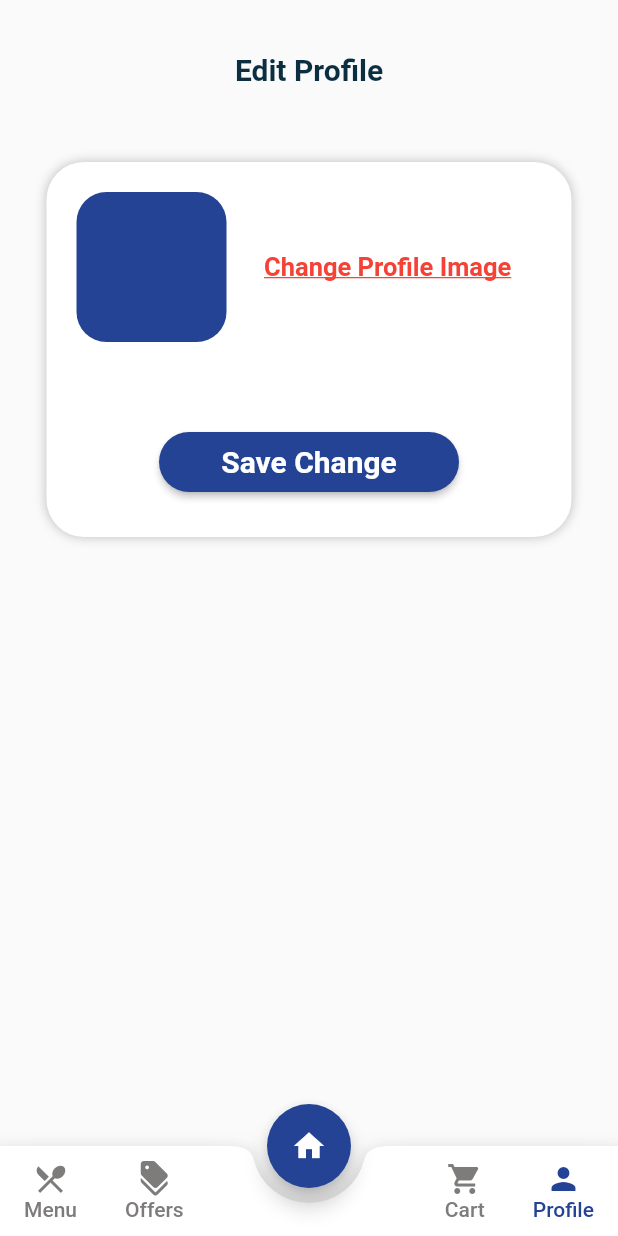
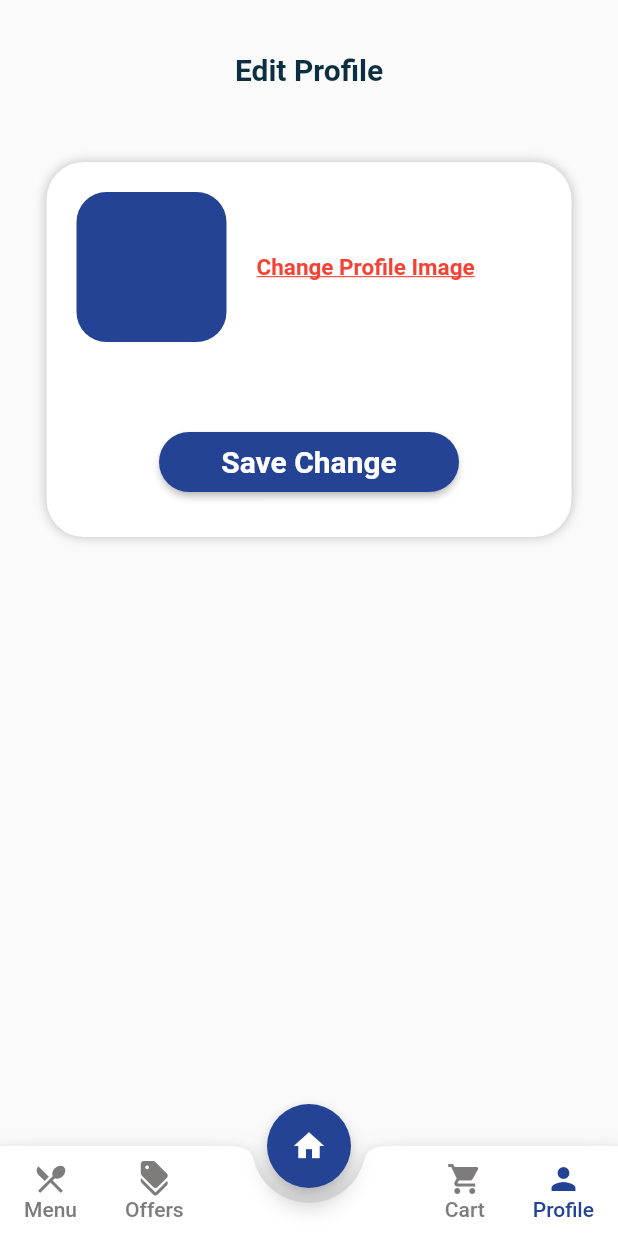
Before and after one commit to ahmadshakir21/Eagle_Food_Ordering_App, a Flutter app: the screen it shows once a user with an empty profile is signed in, scrolled down 172 dp, after a tap on "Menu", after a tap on "Profile", on a phone screen of 412 x 824 dp. Run offline on Flutter 3.47's test engine with Material 2 defaults, Android fonts, the light colour scheme and no system bars; our stand-ins replace cloud_firestore, file_picker, firebase_auth, firebase_core, firebase_storage, font_awesome_flutter and 2 more; accounts and stored records are empty.

```diff
--- a/lib/screens/edit_profile.dart
+++ b/lib/screens/edit_profile.dart
@@ -58,7 +58,7 @@ class EditProfile extends StatelessWidget {
                               borderRadius: BorderRadius.circular(20)),
                         ),
                         const SizedBox(
-                          width: 25,
+                          width: 20,
                         ),
                         GestureDetector(
                           onTap: () async {
@@ -84,7 +84,7 @@ class EditProfile extends StatelessWidget {
                           child: const Text(
                             "Change Profile Image",
                             style: TextStyle(
-                                fontSize: 17,
+                                fontSize: 15,
                                 fontWeight: FontWeight.w600,
                                 decoration: TextDecoration.underline,
                                 decorationThickness: 1,
--- a/lib/screens/expoer_menu.dart
+++ b/lib/screens/expoer_menu.dart
@@ -49,8 +49,8 @@ class ExporeMenu extends StatelessWidget {
                 itemCount: 8,
                 gridDelegate: const SliverGridDelegateWithFixedCrossAxisCount(
                     crossAxisCount: 2,
-                    crossAxisSpacing: 20,
-                    mainAxisSpacing: 20),
+                    crossAxisSpacing: 10,
+                    mainAxisSpacing: 10),
                 itemBuilder: (context, index) {
                   return ItemInfo();
                 },
--- a/lib/screens/home_screen.dart
+++ b/lib/screens/home_screen.dart
@@ -278,8 +278,8 @@ class HomeScreen extends StatelessWidget {
                           gridDelegate:
                               const SliverGridDelegateWithFixedCrossAxisCount(
                                   crossAxisCount: 2,
-                                  crossAxisSpacing: 20,
-                                  mainAxisSpacing: 20),
+                                  crossAxisSpacing: 10,
+                                  mainAxisSpacing: 10),
                           itemBuilder: (context, index) {
                             return const ItemInfo();
                           },
```
